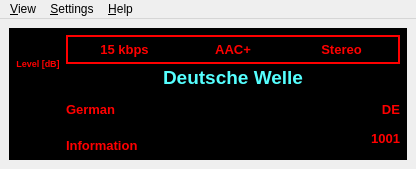
Qt form branches/julian/android/src/GUI-QT/FMMainWindow.ui (mmjee/dream-patched) before a commit.
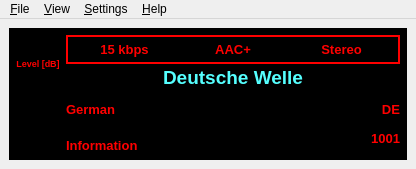
The same form after that commit. Icons and pictures are not drawn. Custom widgets are drawn as their Qt base class.

The edit to the form file:
```diff
--- a/branches/julian/android/src/GUI-QT/FMMainWindow.ui
+++ b/branches/julian/android/src/GUI-QT/FMMainWindow.ui
@@ -6304,9 +6304,14 @@
      <x>0</x>
      <y>0</y>
      <width>416</width>
-     <height>25</height>
+     <height>21</height>
     </rect>
    </property>
+   <widget class="QMenu" name="menu_File">
+    <property name="title">
+     <string>&amp;File</string>
+    </property>
+   </widget>
    <widget class="QMenu" name="menu_View">
     <property name="title">
      <string>&amp;View</string>
@@ -6329,6 +6334,7 @@
     <addaction name="separator"/>
     <addaction name="actionAbout_Dream"/>
    </widget>
+   <addaction name="menu_File"/>
    <addaction name="menu_View"/>
    <addaction name="menu_Settings"/>
    <addaction name="menuHelp"/>
```
Left out of the diff: 90 changed lines with no effect on the pictures.
